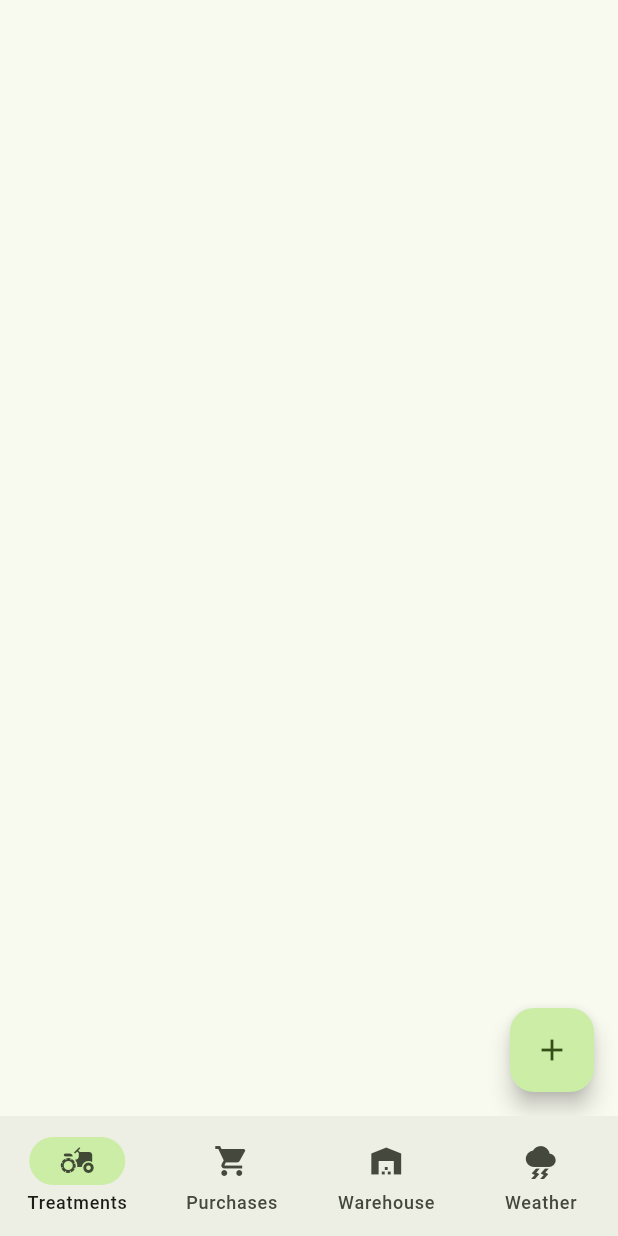
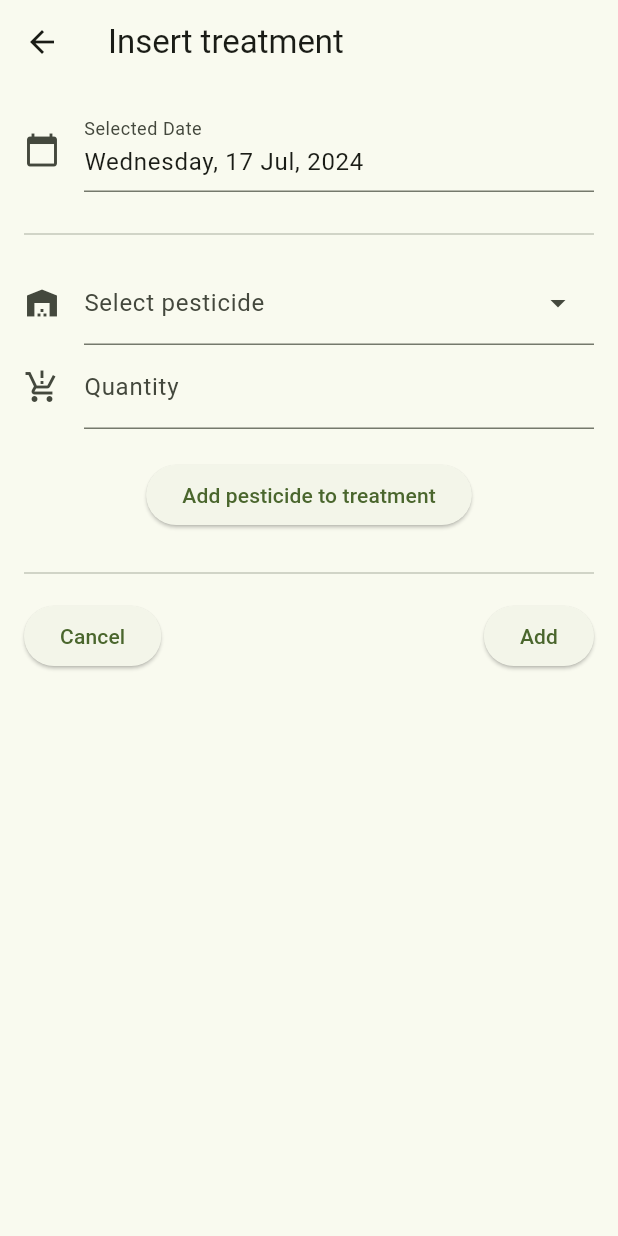
Before and after one commit to LucaBru/vineyard-guard, a Flutter app: the screen it shows after launch, after a tap on the "add" icon, on a phone screen of 412 x 824 dp. Run offline on Flutter 3.47's test engine with Material 3 defaults, Android fonts, the phone set to English and light mode, and no system bars; drawn by our look-alikes of dropdown_search; our stand-ins replace cloud_firestore, firebase_core, syncfusion_flutter_charts; accounts and stored records are empty; generated files the repository leaves out were written again.

Commit message:
implements add treatment form

```diff
--- a/lib/domain/use_case/treatment_uc.dart
+++ b/lib/domain/use_case/treatment_uc.dart
@@ -1,6 +1,5 @@
 import 'package:vineyard_guard/data/treatment_repo_impl.dart';
 import 'package:vineyard_guard/domain/entity/treatment.dart';
-import 'package:vineyard_guard/domain/entity/quantity.dart';
 import 'package:vineyard_guard/domain/repository/treament_repo.dart';
 
 class TreatmentUseCase {
@@ -8,8 +7,7 @@ class TreatmentUseCase {
 
   Future<List<Treatment>> treatments() => _repo.treatments();
 
-  void add(DateTime date, Map<String, Quantity> pesticides) =>
-      _repo.add(Treatment.autogenerateId(date, pesticides));
+  void add(Treatment t) => _repo.add(t);
 
   void remove(String id) => _repo.remove(id);
 }
--- a/lib/main.dart
+++ b/lib/main.dart
@@ -2,7 +2,7 @@ import 'package:firebase_core/firebase_core.dart';
 import 'package:flutter/material.dart';
 import 'package:vineyard_guard/firebase_options.dart';
 import 'package:vineyard_guard/presentation/purchase/purchase_screen.dart';
-import 'package:vineyard_guard/presentation/treatment_screen.dart';
+import 'package:vineyard_guard/presentation/treatment/treatment_screen.dart';
 import 'package:vineyard_guard/presentation/warehouse_screen.dart';
 import 'package:vineyard_guard/presentation/weather_screen.dart';
 
--- /dev/null
+++ b/lib/presentation/treatment/add_treatment_form.dart
@@ -0,0 +1,253 @@
+// ignore_for_file: public_member_api_docs, sort_constructors_first
+import 'package:dropdown_search/dropdown_search.dart';
+import 'package:flutter/material.dart';
+import 'package:intl/intl.dart';
+import 'package:vineyard_guard/domain/entity/quantity.dart';
+import 'package:vineyard_guard/domain/entity/stocked_pesticide.dart';
+import 'package:vineyard_guard/domain/use_case/warehouse_uc.dart';
+import 'package:vineyard_guard/presentation/error_widget.dart';
+import 'package:vineyard_guard/presentation/util.dart';
+
+class AddTreatmentForm extends StatefulWidget {
+  const AddTreatmentForm({
+    super.key,
+  });
+
+  @override
+  AddTreatmentFormState createState() {
+    return AddTreatmentFormState();
+  }
+}
+
+class AddTreatmentFormState extends State<AddTreatmentForm> {
+  final _formKey = GlobalKey<FormState>();
+  late _AddPesticideForm _addPesticideForm;
+  final TextEditingController _dateController = TextEditingController();
+  final _dateFormatter = DateFormat("EEEE, d MMM, yyyy");
+
+  AddTreatmentFormState() {
+    _dateController.text = _dateFormatter.format(DateTime.now());
+  }
+
+  @override
+  Widget build(BuildContext context) => Scaffold(
+      appBar: AppBar(title: const Text("Insert treatment")),
+      body: SingleChildScrollView(
+        child: Form(
+          key: _formKey,
+          child: Padding(
+            padding: const EdgeInsets.all(16.0),
+            child: Column(
+              children: <Widget>[
+                _dateFormField(context),
+                _addPesticideForm = _AddPesticideForm(),
+                _buttons(context),
+              ],
+            ),
+          ),
+        ),
+      ));
+
+  Widget _buttons(BuildContext context) => Row(
+        mainAxisAlignment: MainAxisAlignment.spaceBetween,
+        children: [
+          ElevatedButton(
+            onPressed: () {
+              Navigator.pop(context, null);
+            },
+            child: const Text('Cancel'),
+          ),
+          ElevatedButton(
+            onPressed: () {
+              if (_formKey.currentState!.validate()) {
+                Map<String, Quantity> pesticides =
+                    _addPesticideForm._pesticidesUsed;
+                if (pesticides.isEmpty) {
+                  ScaffoldMessenger.of(context).showSnackBar(const SnackBar(
+                    content: Text('Treatment must use at least one pesticide!'),
+                    backgroundColor: Colors.red,
+                  ));
+                } else {
+                  Navigator.pop(context, (
+                    date: DateTime.parse(_dateController.text),
+                    pesticides: pesticides
+                  ));
+                }
+              }
+            },
+            child: const Text('Add'),
+          )
+        ],
+      );
+
+  TextFormField _dateFormField(BuildContext context) => TextFormField(
+      controller: _dateController,
+      readOnly: true,
+      validator: (value) =>
+          (value == null || value.isEmpty) ? 'Please enter a date' : null,
+      decoration: const InputDecoration(
+        icon: Icon(Icons.calendar_today),
+        labelText: 'Selected Date',
+      ),
+      onTap: () => _datePicker(context));
+
+  void _datePicker(BuildContext context) async {
+    DateTime date = await showDatePicker(
+            context: context,
+            firstDate: DateTime(DateTime.now().year),
+            lastDate: DateTime.now()) ??
+        DateTime.now();
+    setState(() {
+      _dateController.text = _dateFormatter.format(date);
+    });
+  }
+}
+
+class _AddPesticideForm extends StatefulWidget {
+  final Map<String, Quantity> _pesticidesUsed = {};
+
+  _AddPesticideForm();
+
+  Map<String, Quantity> get pesticidesUsed => _pesticidesUsed;
+
+  @override
+  State<StatefulWidget> createState() => _AddPesticideFormState();
+}
+
+class _AddPesticideFormState extends State<_AddPesticideForm> {
+  final _formKey = GlobalKey<FormState>();
+
+  late Future<List<StockedPesticide>> _request;
+  late List<StockedPesticide> _stocks;
+
+  StockedPesticide? _pesticideSelected;
+  Quantity? _quantity;
+
+  @override
+  void initState() {
+    super.initState();
+    _request = WarehouseUseCase().stockedPesticides();
+  }
+
+  @override
+  Widget build(BuildContext context) => FutureBuilder(
+      future: _request,
+      builder: (context, snapshot) => switch (snapshot.connectionState) {
+            ConnectionState.waiting => const Text(''),
+            ConnectionState.done => _successfulRequest(snapshot, context),
+            _ => const CustomErrorWidget()
+          });
+
+  _successfulRequest(AsyncSnapshot snapshot, BuildContext context) {
+    _stocks = snapshot.data ?? [];
+    return Form(
+        key: _formKey,
+        child: Column(
+          children: [
+            const Padding(
+              padding: EdgeInsets.fromLTRB(0, 20, 0, 10),
+              child: Divider(),
+            ),
+            _stocksDropdownMenu(),
+            _amountFormField(),
+            Padding(
+              padding: const EdgeInsets.all(20.0),
+              child: _insertButton(),
+            ),
+            _pesticidesUsedList(),
+            const Padding(
+              padding: EdgeInsets.fromLTRB(0, 0, 0, 10),
+              child: Divider(),
+            ),
+          ],
+        ));
+  }
+
+  _stocksDropdownMenu() => DropdownSearch<StockedPesticide>(
+      validator: (value) =>
+          (value == null) ? 'Please select a pesticide' : null,
+      items: _stocks,
+      itemAsString: (item) => item.pesticide,
+      filterFn: (stock, filter) =>
+          stock.pesticide.toLowerCase().contains(filter.toLowerCase()),
+      dropdownDecoratorProps: const DropDownDecoratorProps(
+          dropdownSearchDecoration: InputDecoration(
+              icon: Icon(Icons.warehouse), labelText: 'Select pesticide')),
+      popupProps: const PopupProps.menu(
+        showSearchBox: true,
+      ),
+      onChanged: (selected) {
+        if (selected != null) _pesticideSelected = selected;
+      });
+
+  _amountFormField() => TextFormField(
+      validator: (value) {
+        if (value == null || _pesticideSelected == null || value.isEmpty)
+          return 'Please provide an amount';
+        double amount = double.parse(value);
+        final double maxAvailable = _pesticideSelected!.available;
+        if (amount <= 0) return 'Please provide an amount greater than 0';
+        return (amount <= maxAvailable)
+            ? null
+            : 'Please provide an amount up to $maxAvailable';
+      },
+      keyboardType: TextInputType.number,
+      decoration: const InputDecoration(
+        icon: Icon(Icons.production_quantity_limits),
+        labelText: 'Quantity',
+      ),
+      onSaved: (value) => {
+            if (_pesticideSelected != null)
+              {
+                _quantity = Quantity(double.parse(value!).roundToTwoDecimals(),
+                    _pesticideSelected!.unit)
+              }
+          });
+
+  _insertButton() => ElevatedButton(
+        onPressed: () {
+          if (_formKey.currentState!.validate()) {
+            _formKey.currentState!.save();
+            if (widget._pesticidesUsed
+                .containsKey(_pesticideSelected?.pesticide)) {
+              ScaffoldMessenger.of(context).showSnackBar(
+                const SnackBar(
+                  content:
+                      Text('Cannot insert multiple times the same pesticide!'),
+                  backgroundColor: Colors.red,
+                ),
+              );
+            } else {
+              if (_pesticideSelected != null && _quantity != null) {
+                setState(() {
+                  widget._pesticidesUsed[_pesticideSelected!.pesticide] =
+                      _quantity as Quantity;
+                });
+              }
+            }
+          }
+        },
+        child: const Text('Add pesticide to treatment'),
+      );
+
+  _pesticidesUsedList() => Column(
+      children: widget._pesticidesUsed.entries
+          .map((entry) => Dismissible(
+                key: UniqueKey(),
+                background: Container(
+                  color: Colors.red,
+                ),
+                onDismissed: (direction) {
+                  setState(() {
+                    widget._pesticidesUsed.remove(entry.key);
+                  });
+                },
+                child: Card(
+                  child: ListTile(
+                    title: Text(
+                        '${entry.key} ${entry.value.value} ${entry.value.unit.name}'),
+                  ),
+                ),
+              ))
+          .toList());
+}
--- a/lib/presentation/treatment_screen.dart
+++ b/lib/presentation/treatment/treatment_screen.dart
@@ -1,8 +1,10 @@
 import 'package:flutter/material.dart';
 import 'package:intl/intl.dart';
+import 'package:vineyard_guard/domain/entity/quantity.dart';
 import 'package:vineyard_guard/domain/entity/treatment.dart';
 import 'package:vineyard_guard/domain/use_case/treatment_uc.dart';
 import 'package:vineyard_guard/presentation/error_widget.dart';
+import 'package:vineyard_guard/presentation/treatment/add_treatment_form.dart';
 
 class TreatmentScreen extends StatefulWidget {
   const TreatmentScreen({super.key});
@@ -14,6 +16,7 @@ class TreatmentScreen extends StatefulWidget {
 class _TreatmentScreenState extends State<TreatmentScreen> {
   final TreatmentUseCase _useCase = TreatmentUseCase();
   late Future<List<Treatment>> _request;
+  late List<Treatment> _treatments;
 
   Future<List<Treatment>> _fetchTreatments() async =>
       _request = _useCase.treatments();
@@ -31,33 +34,50 @@ class _TreatmentScreenState extends State<TreatmentScreen> {
       );
 
   Widget _floatingButton() => FloatingActionButton(
-      child: const Icon(Icons.add),
-      onPressed: () => throw UnimplementedError());
+      onPressed: _doTreatment, child: const Icon(Icons.add));
+
+  void _doTreatment() async {
+    TreatmentRequest request = await Navigator.push(
+        context,
+        MaterialPageRoute(
+          builder: (context) => const AddTreatmentForm(),
+        ));
+
+    Treatment t = Treatment.autogenerateId(request.date, request.pesticides);
+    _useCase.add(t);
+    setState(() {
+      _treatments.insert(0, t);
+    });
+  }
 
   Widget _futureWidget(BuildContext context) => FutureBuilder(
       future: _request,
       builder: (context, snapshot) => switch (snapshot.connectionState) {
             ConnectionState.waiting => const Text(''),
-            ConnectionState.done =>
-              _treatmentsList(snapshot.data ?? [], context),
+            ConnectionState.done => _successfulRequest(snapshot, context),
             _ => const CustomErrorWidget()
           });
 
-  Widget _treatmentsList(List<Treatment> treatments, BuildContext context) =>
-      ListView.builder(
-          itemCount: treatments.length,
+  Widget _successfulRequest(
+      AsyncSnapshot<List<Treatment>> snapshot, BuildContext context) {
+    _treatments = snapshot.data ?? [];
+    _treatments.sort((a, b) => b.date.compareTo(a.date));
+    return ListView.builder(
+        physics: const NeverScrollableScrollPhysics(),
+        itemCount: _treatments.length,
         itemBuilder: (context, index) => Dismissible(
-              key: ValueKey(treatments[index].id),
+            key: ValueKey(_treatments[index].id),
             background: Container(
               color: Colors.red,
             ),
-              child: _treatmentCard(treatments[index]),
+            child: _treatmentCard(_treatments[index]),
             onDismissed: (_) {
-                _useCase.remove(treatments[index].id);
+              _useCase.remove(_treatments[index].id);
               setState(() {
-                  treatments.removeAt(index);
+                _treatments.removeAt(index);
               });
             }));
+  }
 
   Widget _treatmentCard(Treatment treatment) => Card(
           child: ExpansionTile(
@@ -71,3 +91,5 @@ class _TreatmentScreenState extends State<TreatmentScreen> {
             .toList(),
       ));
 }
+
+typedef TreatmentRequest = ({DateTime date, Map<String, Quantity> pesticides});
--- a/pubspec.yaml
+++ b/pubspec.yaml
@@ -42,6 +42,7 @@ dependencies:
   intl: ^0.19.0
   uuid: ^4.4.2
   syncfusion_flutter_charts: ^26.1.41+1
+  dropdown_search: ^5.0.6
 
 dev_dependencies:
   flutter_test:
```
Also changed, not shown: pubspec.lock. Lines whose indentation alone changed are shown as unchanged.
